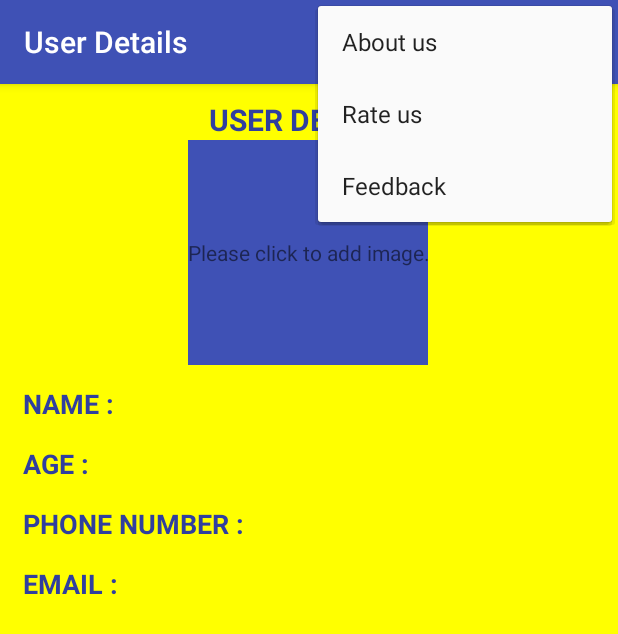
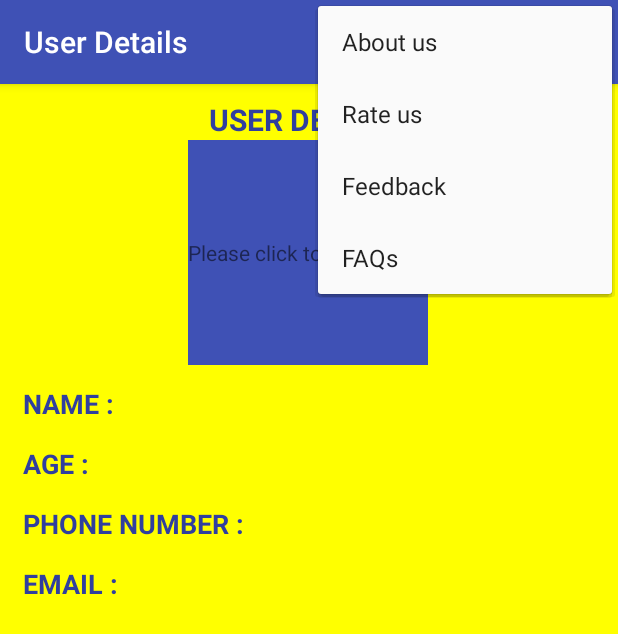
Before and after one commit to karthik-r14/Forms, an Android app: the UserDetailShowActivity screen opened directly, with no data from a screen before it, with the options menu open, on a phone screen of 412 x 824 dp. Shown: the top 634 px of the screen. Run offline under Robolectric (Android 15) with nearby library versions, the phone set to English and light mode, and no system bars; our stand-ins replace ButterKnife; 4 statements that could not run were skipped.

Commit message:
Now, menu has FAQs item.

```diff
--- a/app/src/main/java/com/userdetails/forms/presenter/UserDetailPresenter.java
+++ b/app/src/main/java/com/userdetails/forms/presenter/UserDetailPresenter.java
@@ -43,6 +43,10 @@
             case UserDetailShowActivity.FEEDBACK:
                 view.startFeedbackActivity();
                 break;
+
+            case UserDetailShowActivity.FAQS:
+                view.startFAQSActivity();
+                break;
         }
     }
 }
--- a/app/src/main/java/com/userdetails/forms/view/show_user_details/UserDetailView.java
+++ b/app/src/main/java/com/userdetails/forms/view/show_user_details/UserDetailView.java
@@ -16,4 +16,6 @@
     void showRateUsDialog();
 
     void startFeedbackActivity();
+
+    void startFAQSActivity();
 }
--- a/app/src/main/res/menu/my_menu.xml
+++ b/app/src/main/res/menu/my_menu.xml
@@ -11,4 +11,9 @@
   <item
     android:id="@+id/settings"
     android:title="@string/feedback"/>
+
+  <item
+    android:id="@+id/faqs"
+    android:title="@string/faqs"/>
+
 </menu>
--- a/app/src/main/res/values/strings.xml
+++ b/app/src/main/res/values/strings.xml
@@ -41,4 +41,5 @@
   <string name="feedback_text">Please write your feedback here...</string>
   <string name="feedback_submit_text">Thank you for submitting your feedback.</string>
   <string name="empty_feedback">Feedback should not be empty.</string>
+  <string name="faqs">FAQs</string>
 </resources>
```
Also changed, not shown: app/src/main/AndroidManifest.xml (+7 -1 lines), app/src/main/java/com/userdetails/forms/view/FAQs/FAQsActivity.java (added, +15 -0 lines), app/src/main/java/com/userdetails/forms/view/form/FormActivity.java (+6 -6 lines), app/src/main/java/com/userdetails/forms/view/show_user_details/UserDetailShowActivity.java (+11 -1 lines), app/src/main/res/layout/activity_faqs.xml (added, +11 -0 lines), 1 other file.
